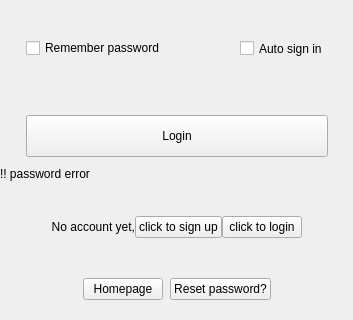
Old version of the form src/ui/wizLoginDialog.ui in the repository WizTeam/WizQTClient; both pictures show x 0 to 353 and y 183 to 503 of the 353 by 503 pixel window.
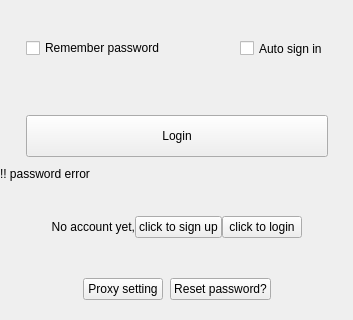
New version of the form. Custom widgets are drawn as their Qt base class.

```diff
--- a/src/ui/wizLoginDialog.ui
+++ b/src/ui/wizLoginDialog.ui
@@ -629,7 +629,7 @@
         </sizepolicy>
        </property>
        <property name="text">
-        <string>Homepage</string>
+        <string>Proxy setting</string>
        </property>
       </widget>
      </item>
```
Left out of the diff: 4 changed lines with no effect on the pictures.
